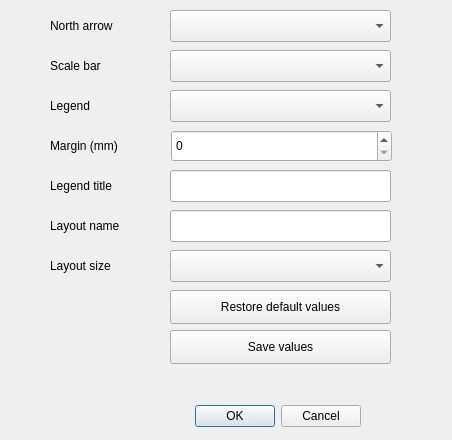
Old version of the form AutoLayoutTool_dialog_config.ui in the repository sylsta/AutoLayoutTool.
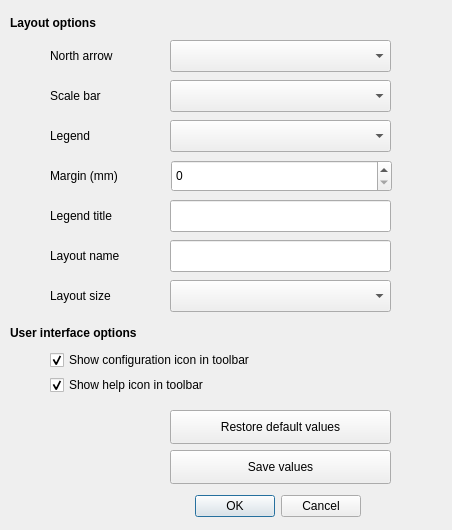
New version of the form.

Commit message: UI improvement (checkboxes to hide toolbar elements)

The edit to the form file:
```diff
--- a/AutoLayoutTool_dialog_config.ui
+++ b/AutoLayoutTool_dialog_config.ui
@@ -8,7 +8,7 @@
     <x>0</x>
     <y>0</y>
     <width>452</width>
-    <height>440</height>
+    <height>530</height>
    </rect>
   </property>
   <property name="windowTitle">
@@ -24,7 +24,7 @@
    <property name="geometry">
     <rect>
      <x>180</x>
-     <y>400</y>
+     <y>490</y>
      <width>181</width>
      <height>32</height>
     </rect>
@@ -36,11 +36,30 @@
     <set>QDialogButtonBox::Cancel|QDialogButtonBox::Ok</set>
    </property>
   </widget>
+  <widget class="QLabel" name="label_layout_options">
+   <property name="geometry">
+    <rect>
+     <x>10</x>
+     <y>10</y>
+     <width>431</width>
+     <height>25</height>
+    </rect>
+   </property>
+   <property name="font">
+    <font>
+     <weight>75</weight>
+     <bold>true</bold>
+    </font>
+   </property>
+   <property name="text">
+    <string>Layout options</string>
+   </property>
+  </widget>
   <widget class="QComboBox" name="cbb_north">
    <property name="geometry">
     <rect>
      <x>170</x>
-     <y>10</y>
+     <y>40</y>
      <width>221</width>
      <height>32</height>
     </rect>
@@ -56,7 +75,7 @@
    <property name="geometry">
     <rect>
      <x>170</x>
-     <y>50</y>
+     <y>80</y>
      <width>221</width>
      <height>32</height>
     </rect>
@@ -72,7 +91,7 @@
    <property name="geometry">
     <rect>
      <x>170</x>
-     <y>90</y>
+     <y>120</y>
      <width>221</width>
      <height>32</height>
     </rect>
@@ -88,7 +107,7 @@
    <property name="geometry">
     <rect>
      <x>50</x>
-     <y>10</y>
+     <y>40</y>
      <width>116</width>
      <height>32</height>
     </rect>
@@ -104,7 +123,7 @@
    <property name="geometry">
     <rect>
      <x>50</x>
-     <y>50</y>
+     <y>80</y>
      <width>116</width>
      <height>32</height>
     </rect>
@@ -120,7 +139,7 @@
    <property name="geometry">
     <rect>
      <x>50</x>
-     <y>90</y>
+     <y>120</y>
      <width>116</width>
      <height>32</height>
     </rect>
@@ -136,7 +155,7 @@
    <property name="geometry">
     <rect>
      <x>50</x>
-     <y>130</y>
+     <y>160</y>
      <width>116</width>
      <height>32</height>
     </rect>
@@ -152,7 +171,7 @@
    <property name="geometry">
     <rect>
      <x>171</x>
-     <y>130</y>
+     <y>160</y>
      <width>221</width>
      <height>32</height>
     </rect>
@@ -165,7 +184,7 @@
    <property name="geometry">
     <rect>
      <x>170</x>
-     <y>210</y>
+     <y>240</y>
      <width>221</width>
      <height>32</height>
     </rect>
@@ -175,7 +194,7 @@
    <property name="geometry">
     <rect>
      <x>170</x>
-     <y>170</y>
+     <y>200</y>
      <width>221</width>
      <height>32</height>
     </rect>
@@ -185,7 +204,7 @@
    <property name="geometry">
     <rect>
      <x>170</x>
-     <y>290</y>
+     <y>410</y>
      <width>221</width>
      <height>34</height>
     </rect>
@@ -198,7 +217,7 @@
    <property name="geometry">
     <rect>
      <x>50</x>
-     <y>170</y>
+     <y>200</y>
      <width>116</width>
      <height>32</height>
     </rect>
@@ -214,7 +233,7 @@
    <property name="geometry">
     <rect>
      <x>50</x>
-     <y>210</y>
+     <y>240</y>
      <width>116</width>
      <height>32</height>
     </rect>
@@ -227,7 +246,7 @@
    <property name="geometry">
     <rect>
      <x>170</x>
-     <y>330</y>
+     <y>450</y>
      <width>221</width>
      <height>34</height>
     </rect>
@@ -240,7 +259,7 @@
    <property name="geometry">
     <rect>
      <x>50</x>
-     <y>250</y>
+     <y>280</y>
      <width>116</width>
      <height>32</height>
     </rect>
@@ -256,7 +275,7 @@
    <property name="geometry">
     <rect>
      <x>170</x>
-     <y>250</y>
+     <y>280</y>
      <width>221</width>
      <height>32</height>
     </rect>
@@ -268,6 +287,57 @@
     <locale language="English" country="UnitedStates"/>
    </property>
   </widget>
+  <widget class="QLabel" name="label_ui_options">
+   <property name="geometry">
+    <rect>
+     <x>10</x>
+     <y>320</y>
+     <width>431</width>
+     <height>25</height>
+    </rect>
+   </property>
+   <property name="font">
+    <font>
+     <weight>75</weight>
+     <bold>true</bold>
+    </font>
+   </property>
+   <property name="text">
+    <string>User interface options</string>
+   </property>
+  </widget>
+  <widget class="QCheckBox" name="cb_show_config_icon">
+   <property name="geometry">
+    <rect>
+     <x>50</x>
+     <y>350</y>
+     <width>341</width>
+     <height>20</height>
+    </rect>
+   </property>
+   <property name="text">
+    <string>Show configuration icon in toolbar</string>
+   </property>
+   <property name="checked">
+    <bool>true</bool>
+   </property>
+  </widget>
+  <widget class="QCheckBox" name="cb_show_help_icon">
+   <property name="geometry">
+    <rect>
+     <x>50</x>
+     <y>375</y>
+     <width>341</width>
+     <height>20</height>
+    </rect>
+   </property>
+   <property name="text">
+    <string>Show help icon in toolbar</string>
+   </property>
+   <property name="checked">
+    <bool>true</bool>
+   </property>
+  </widget>
  </widget>
  <resources/>
  <connections>
```
The commit also changes 3 other files.
